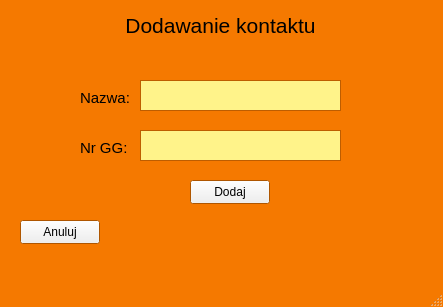
This is clientGUI/addcontactwindow.ui in lukasz1303/Gadu-Gadu-SK2 as Qt 5 draws it before an edit. The edited form follows.
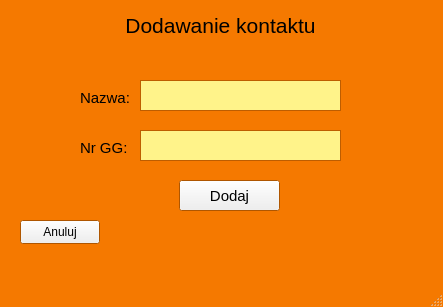
This is the edited form.

```diff
--- a/clientGUI/addcontactwindow.ui
+++ b/clientGUI/addcontactwindow.ui
@@ -232,12 +232,17 @@
    <widget class="QPushButton" name="addButton">
     <property name="geometry">
      <rect>
-      <x>190</x>
+      <x>179</x>
       <y>180</y>
-      <width>80</width>
-      <height>24</height>
+      <width>101</width>
+      <height>31</height>
      </rect>
     </property>
+    <property name="font">
+     <font>
+      <pointsize>11</pointsize>
+     </font>
+    </property>
     <property name="text">
      <string>Dodaj</string>
     </property>
```
